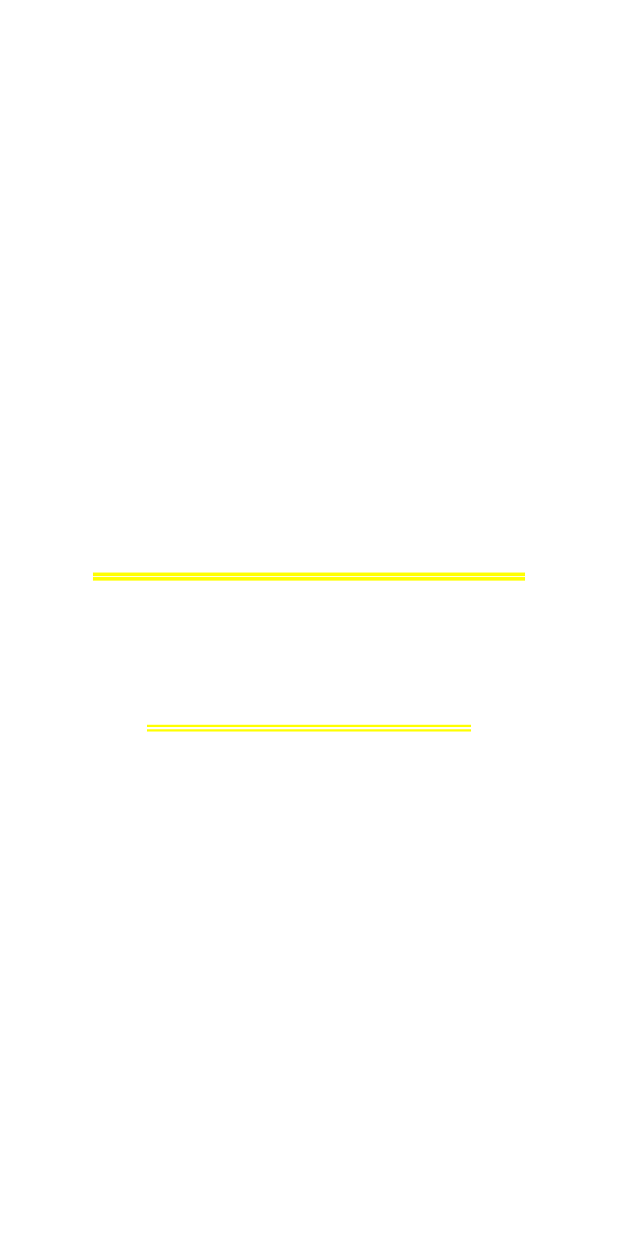
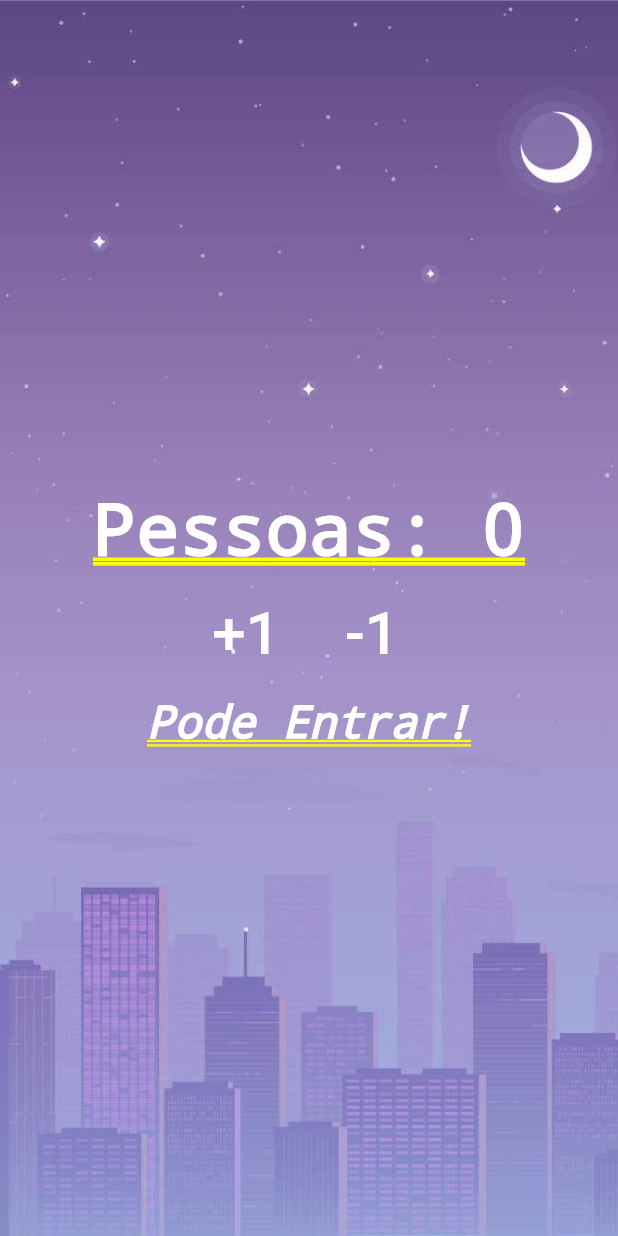
Before and after one commit to binascohub/flutter-contador-de-pessoas, a Flutter app: the screen it shows after launch, after a tap on "+1", on a phone screen of 412 x 824 dp. Run offline on Flutter 3.47's test engine with Material 2 defaults, Android fonts, the light colour scheme and no system bars.

Commit message:
image, padding, stack

```diff
--- a/lib/main.dart
+++ b/lib/main.dart
@@ -3,7 +3,14 @@ import 'package:flutter/material.dart';
 void main() {
   runApp(MaterialApp(
       title: "Contador de Pessoas",
-      home: Column(
+      home: Stack(
+        children: [
+          Image.asset(
+              "images/background.jpg",
+            fit: BoxFit.cover,
+            height: 1000.0,
+          ),
+          Column(
             mainAxisAlignment: MainAxisAlignment.center,
             children: [
               Text(
@@ -16,6 +23,9 @@ void main() {
               Row(
                 mainAxisAlignment: MainAxisAlignment.center,
                 children: [
+                  Padding(
+                    padding: EdgeInsets.all(10.0),
+                    child:
                     TextButton(
                         onPressed: (){},
                         child: Text("+1", style: TextStyle(
@@ -23,12 +33,18 @@ void main() {
                             color: Colors.white),
                         )
                     ),
+                  ),
+                  Padding(
+                    padding: EdgeInsets.all(10.0),
+                    child:
                     TextButton(
                         onPressed: (){},
                         child: Text("-1", style: TextStyle(
                             fontSize: 40.0,
-                      color: Colors.white),
+                            color: Colors.white
+                        ),
                         )
+                    ),
                   ),
                 ],
               ),
@@ -41,5 +57,9 @@ void main() {
                 ),
               )
             ],
-      )));
+          )
+        ],
+      )
+    )
+  );
 }
--- a/pubspec.yaml
+++ b/pubspec.yaml
@@ -48,6 +48,8 @@ flutter:
   # assets:
   #   - images/a_dot_burr.jpeg
   #   - images/a_dot_ham.jpeg
+  assets:
+    - images/background.jpg
 
   # An image asset can refer to one or more resolution-specific "variants", see
   # https://flutter.dev/assets-and-images/#resolution-aware.
```
Also changed, not shown: images/background.jpg (added). Lines whose indentation alone changed are shown as unchanged.
